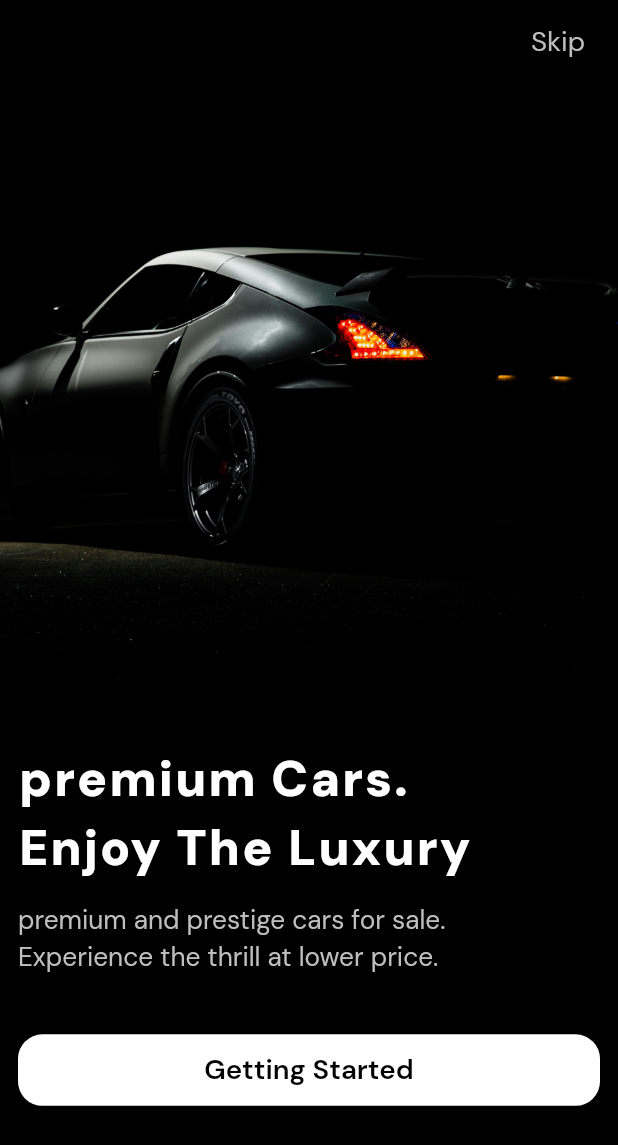
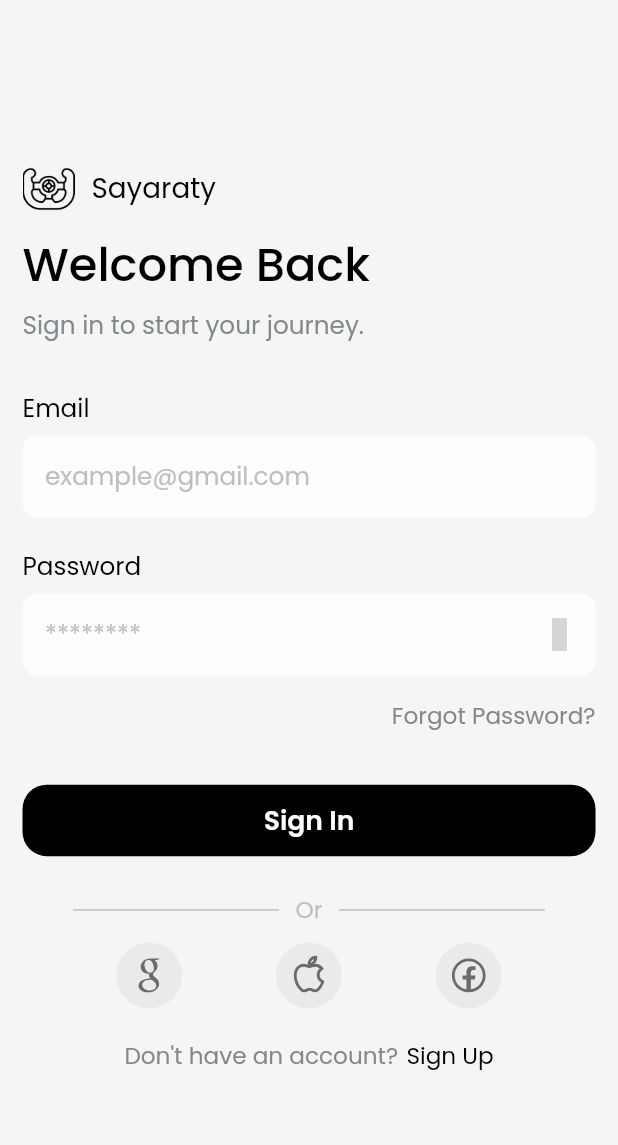
Before and after one commit to abdalrhmanreda/sayaraty, a Flutter app: the screen it shows after launch, after a tap on "Getting Started", on a phone screen of 412 x 824 dp. Shown: the top 1145 px of the screen. Run offline on Flutter 3.47's test engine with Material 3 defaults, Android fonts, the phone set to English and light mode, and no system bars; our stand-ins replace awesome_notifications, bloc, connectivity_plus, dio, firebase_core, flutter_bloc and 11 more; accounts and stored records are empty; generated files the repository leaves out were written again; grey boxes are pictures that could not be loaded.

Commit message:
finish login ui 🎯
- connect app with firebase
- add login screen
- add cubit and states
- add login with google and facebook and apple

```diff
--- a/lib/config/colors/app_colors.dart
+++ b/lib/config/colors/app_colors.dart
@@ -2,9 +2,9 @@ import 'package:flutter/material.dart';
 
 class AppColors {
   static const Color kDarkPrimaryColor = Color(0xff2c3e50);
-  static const Color kScaffoldLightColor = Color(0xfff2fbfb);
+  static const Color kScaffoldLightColor = Color(0xfff5f5f5);
   static const Color klightGreen = Color(0xff00a072);
-  static const Color kPrimaryColor = Color(0xff00494b);
+  static const Color kPrimaryColor = Color(0xff000000);
   static const Color kGoldColor = Color(0xffffae00);
   static const Color kProfileCircleColor = Color(0xff86b494);
   static const Color kWhiteColor = Color(0xffffffff);
@@ -26,7 +26,7 @@ class AppColors {
   static const Color kUnFocusBorderColor = Color(0xffEDEDED);
   static const Color kHintTextColor = Color(0xffC2C2C2);
   static const Color kDarkBlueColor = Color(0xff242424);
-
+  static const Color kFormFeildColor = Color(0xfffdfdfd);
   static const Color kBackgroundHintTextColor = Color(0xfffdfdff);
   static const Color kGrayColor = Color(0xffbebebe);
   static const Color starColor = Color(0xffed0013);
--- a/lib/config/routes/router.dart
+++ b/lib/config/routes/router.dart
@@ -1,5 +1,9 @@
 import 'package:flutter/material.dart';
+import 'package:flutter_bloc/flutter_bloc.dart';
 import 'package:sayaraty/config/routes/routes_path.dart';
+import 'package:sayaraty/core/di/dependancy_injection.dart';
+import 'package:sayaraty/features/login/logic/login_cubit.dart';
+import 'package:sayaraty/features/login/ui/screen/login_screen.dart';
 
 import '../../features/get_started/ui/screens/get_started_screen.dart';
 
@@ -7,10 +11,19 @@ class AppRouter {
   Route? generateRoute(RouteSettings settings) {
     // this argument is used to pass data from one screen to another
     final arguments = settings.arguments;
-   switch(settings.name){
+    switch (settings.name) {
       case RoutePath.getStarted:
         return MaterialPageRoute(
           builder: (_) => const GetStartedScreen(),
+          settings: settings,
+        );
+      case RoutePath.login:
+        return MaterialPageRoute(
+          builder:
+              (_) => BlocProvider(
+                create: (context) => getIt<LoginCubit>(),
+                child: const LoginScreen(),
+              ),
           settings: settings,
         );
     }
--- a/lib/config/themes/themes.dart
+++ b/lib/config/themes/themes.dart
@@ -18,7 +18,7 @@ class Style {
     appBarTheme: AppBarTheme(
       backgroundColor: AppColors.kScaffoldLightColor,
       elevation: 0,
-      titleTextStyle: GoogleFonts.dmSans(
+      titleTextStyle: GoogleFonts.poppins(
         color: AppColors.kPrimaryColor,
         fontSize: 16.sp,
       ),
@@ -30,35 +30,35 @@ class Style {
     textTheme: TextTheme(
       bodyLarge:
           isArabic()
-              ? GoogleFonts.dmSans(color: AppColors.kPrimaryColor)
-              : GoogleFonts.dmSans(color: AppColors.kPrimaryColor),
+              ? GoogleFonts.poppins(color: AppColors.kBlackColor)
+              : GoogleFonts.poppins(color: AppColors.kBlackColor),
       bodyMedium:
           isArabic()
-              ? GoogleFonts.dmSans(color: AppColors.kPrimaryColor)
-              : GoogleFonts.dmSans(color: AppColors.kPrimaryColor),
+              ? GoogleFonts.poppins(color: AppColors.kBlackColor)
+              : GoogleFonts.poppins(color: AppColors.kBlackColor),
       bodySmall:
           isArabic()
-              ? GoogleFonts.dmSans(color: AppColors.kPrimaryColor)
-              : GoogleFonts.dmSans(color: AppColors.kPrimaryColor),
+              ? GoogleFonts.poppins(color: AppColors.kBlackColor)
+              : GoogleFonts.poppins(color: AppColors.kBlackColor),
       titleLarge:
           isArabic()
-              ? GoogleFonts.dmSans(color: AppColors.kPrimaryColor)
-              : GoogleFonts.dmSans(color: AppColors.kPrimaryColor),
+              ? GoogleFonts.poppins(color: AppColors.kBlackColor)
+              : GoogleFonts.poppins(color: AppColors.kBlackColor),
       titleMedium:
           isArabic()
-              ? GoogleFonts.dmSans(color: AppColors.kPrimaryColor)
-              : GoogleFonts.dmSans(color: AppColors.kPrimaryColor),
+              ? GoogleFonts.poppins(color: AppColors.kBlackColor)
+              : GoogleFonts.poppins(color: AppColors.kBlackColor),
       titleSmall:
           isArabic()
-              ? GoogleFonts.dmSans(color: AppColors.kPrimaryColor)
-              : GoogleFonts.dmSans(color: AppColors.kPrimaryColor),
+              ? GoogleFonts.poppins(color: AppColors.kBlackColor)
+              : GoogleFonts.poppins(color: AppColors.kBlackColor),
     ),
     floatingActionButtonTheme: const FloatingActionButtonThemeData(
-      backgroundColor: AppColors.kPrimaryColor,
+      backgroundColor: AppColors.kBlackColor,
     ),
     bottomNavigationBarTheme: const BottomNavigationBarThemeData(
       backgroundColor: AppColors.kWhiteColor,
-      selectedItemColor: AppColors.kPrimaryColor,
+      selectedItemColor: AppColors.kBlackColor,
       unselectedItemColor: Colors.grey,
       type: BottomNavigationBarType.fixed,
     ),
@@ -66,22 +66,22 @@ class Style {
       style: ButtonStyle(
         textStyle: WidgetStateProperty.all(
           isArabic()
-              ? GoogleFonts.dmSans(color: AppColors.kPrimaryColor)
-              : GoogleFonts.dmSans(color: AppColors.kPrimaryColor),
+              ? GoogleFonts.poppins(color: AppColors.kBlackColor)
+              : GoogleFonts.poppins(color: AppColors.kBlackColor),
         ),
       ),
     ),
     datePickerTheme: DatePickerThemeData(
       shape: RoundedRectangleBorder(borderRadius: BorderRadius.circular(15)),
-      headerBackgroundColor: AppColors.kPrimaryColor,
-      todayBackgroundColor: MaterialStateProperty.all(AppColors.kPrimaryColor),
+      headerBackgroundColor: AppColors.kBlackColor,
+      todayBackgroundColor: MaterialStateProperty.all(AppColors.kBlackColor),
     ),
   );
 
   static final ThemeData darkTheme = ThemeData(
     colorScheme: ThemeData().colorScheme.copyWith(
-      primary: AppColors.kPrimaryColor,
-      onPrimary: AppColors.kPrimaryColor,
+      primary: AppColors.kBlackColor,
+      onPrimary: AppColors.kBlackColor,
       onSurface: AppColors.kWhiteColor,
     ),
     useMaterial3: false,
@@ -89,7 +89,7 @@ class Style {
     appBarTheme: AppBarTheme(
       backgroundColor: (AppColors.kDarkPrimaryColor),
       elevation: 0,
-      titleTextStyle: GoogleFonts.dmSans(
+      titleTextStyle: GoogleFonts.poppins(
         color: AppColors.kWhiteColor,
         fontSize: 18.sp,
       ),
@@ -102,28 +102,28 @@ class Style {
     textTheme: TextTheme(
       bodyLarge:
           isArabic()
-              ? GoogleFonts.dmSans(color: AppColors.kWhiteColor)
-              : GoogleFonts.dmSans(color: AppColors.kWhiteColor),
+              ? GoogleFonts.poppins(color: AppColors.kWhiteColor)
+              : GoogleFonts.poppins(color: AppColors.kWhiteColor),
       bodyMedium:
           isArabic()
-              ? GoogleFonts.dmSans(color: AppColors.kWhiteColor)
-              : GoogleFonts.dmSans(color: AppColors.kWhiteColor),
+              ? GoogleFonts.poppins(color: AppColors.kWhiteColor)
+              : GoogleFonts.poppins(color: AppColors.kWhiteColor),
       bodySmall:
           isArabic()
-              ? GoogleFonts.dmSans(color: AppColors.kWhiteColor)
-              : GoogleFonts.dmSans(color: AppColors.kWhiteColor),
+              ? GoogleFonts.poppins(color: AppColors.kWhiteColor)
+              : GoogleFonts.poppins(color: AppColors.kWhiteColor),
       titleLarge:
           isArabic()
-              ? GoogleFonts.dmSans(color: AppColors.kWhiteColor)
-              : GoogleFonts.dmSans(color: AppColors.kWhiteColor),
+              ? GoogleFonts.poppins(color: AppColors.kWhiteColor)
+              : GoogleFonts.poppins(color: AppColors.kWhiteColor),
       titleMedium:
           isArabic()
-              ? GoogleFonts.dmSans(color: AppColors.kWhiteColor)
-              : GoogleFonts.dmSans(color: AppColors.kWhiteColor),
+              ? GoogleFonts.poppins(color: AppColors.kWhiteColor)
+              : GoogleFonts.poppins(color: AppColors.kWhiteColor),
       titleSmall:
           isArabic()
-              ? GoogleFonts.dmSans(color: AppColors.kWhiteColor)
-              : GoogleFonts.dmSans(color: AppColors.kWhiteColor),
+              ? GoogleFonts.poppins(color: AppColors.kWhiteColor)
+              : GoogleFonts.poppins(color: AppColors.kWhiteColor),
     ),
     floatingActionButtonTheme: const FloatingActionButtonThemeData(
       backgroundColor: AppColors.kPrimaryColor,
@@ -138,7 +138,7 @@ class Style {
     textButtonTheme: TextButtonThemeData(
       style: ButtonStyle(
         textStyle: WidgetStateProperty.all(
-          GoogleFonts.dmSans(color: AppColors.kWhiteColor),
+          GoogleFonts.poppins(color: AppColors.kWhiteColor),
         ),
       ),
     ),
--- a/lib/core/di/dependancy_injection.dart
+++ b/lib/core/di/dependancy_injection.dart
@@ -1,11 +1,10 @@
 import 'dart:async';
 
-import 'package:dio/dio.dart';
 import 'package:get_it/get_it.dart';
-
+import 'package:sayaraty/features/login/logic/login_cubit.dart';
 
 final getIt = GetIt.instance;
 
 Future<void> setupGetIt() async {
-
+  getIt.registerFactory<LoginCubit>(() => LoginCubit());
 }
--- a/lib/features/get_started/ui/screens/get_started_screen.dart
+++ b/lib/features/get_started/ui/screens/get_started_screen.dart
@@ -55,8 +55,10 @@ class _GetStartedScreenState extends State<GetStartedScreen> {
           Padding(
             padding: const EdgeInsets.all(8.0),
             child: TextButton(
-              onPressed: () {
-                SharedPrefService().setBool('isFirstTime', true).then((value) {
+              onPressed: () async {
+                await SharedPrefService().setBool('isFirstTime', true).then((
+                  value,
+                ) {
                   context.navigateAndFinishNyNamed(context, RoutePath.login);
                 });
               },
@@ -129,15 +131,15 @@ class _GetStartedScreenState extends State<GetStartedScreen> {
                   duration: const Duration(milliseconds: 900),
                   curve: Curves.easeIn,
                   child: CustomButton(
-                    onPressed: () {
-                      SharedPrefService().setBool('isFirstTime', true).then((
-                        value,
-                      ) {
-                        context.navigateAndFinishNyNamed(
-                          context,
-                          RoutePath.login,
-                        );
-                      });
+                    onPressed: () async {
+                      await SharedPrefService()
+                          .setBool('isFirstTime', true)
+                          .then((value) {
+                            context.navigateAndFinishNyNamed(
+                              context,
+                              RoutePath.login,
+                            );
+                          });
                     },
                     text: AppLocalizations.of(context)!.gettingStarted,
                     color: AppColors.kWhiteColor,
--- /dev/null
+++ b/lib/features/login/logic/login_cubit.dart
@@ -0,0 +1,22 @@
+import 'package:bloc/bloc.dart';
+import 'package:flutter/cupertino.dart';
+import 'package:icons_plus/icons_plus.dart';
+
+import 'login_states.dart';
+
+// Define the states
+
+class LoginCubit extends Cubit<LoginStates> {
+  LoginCubit() : super(LoginInitialState());
+  var formKey = GlobalKey<FormState>();
+  final emailController = TextEditingController();
+  final passwordController = TextEditingController();
+  bool isPassword = true;
+  IconData suffix = Iconsax.eye_outline;
+
+  void changePasswordVisibility() {
+    isPassword = !isPassword;
+    suffix = isPassword ? Iconsax.eye_outline : Iconsax.eye_slash_outline;
+    emit(LoginChangePasswordVisibilityState());
+  }
+}
--- /dev/null
+++ b/lib/features/login/logic/login_states.dart
@@ -0,0 +1,15 @@
+abstract class LoginStates {}
+
+class LoginInitialState extends LoginStates {}
+
+class LoginLoadingState extends LoginStates {}
+
+class LoginSuccessState extends LoginStates {}
+
+class LoginFailureState extends LoginStates {
+  final String error;
+
+  LoginFailureState(this.error);
+}
+
+class LoginChangePasswordVisibilityState extends LoginStates {}
--- /dev/null
+++ b/lib/features/login/ui/screen/login_screen.dart
@@ -0,0 +1,83 @@
+import 'package:flutter/material.dart';
+import 'package:flutter_bloc/flutter_bloc.dart';
+import 'package:flutter_gen/gen_l10n/app_localizations.dart';
+import 'package:sayaraty/config/colors/app_colors.dart';
+import 'package:sayaraty/config/themes/font_weight.dart';
+import 'package:sayaraty/core/components/custom_button.dart';
+import 'package:sayaraty/core/helpers/spacing.dart';
+import 'package:sayaraty/core/methods/get_responsive_text/responsive_text.dart';
+import 'package:sayaraty/features/login/logic/login_cubit.dart';
+import 'package:sayaraty/features/login/logic/login_states.dart';
+
+import '../widgets/app_name_and_logo.dart';
+import '../widgets/do_not_have_account.dart';
+import '../widgets/user_inputs.dart';
+
+class LoginScreen extends StatelessWidget {
+  const LoginScreen({super.key});
+
+  @override
+  Widget build(BuildContext context) {
+    return BlocConsumer<LoginCubit, LoginStates>(
+      builder:
+          (context, state) => Scaffold(
+            body: Padding(
+              padding: const EdgeInsets.all(15.0),
+              child: Column(
+                mainAxisAlignment: MainAxisAlignment.center,
+                crossAxisAlignment: CrossAxisAlignment.start,
+                children: [
+                  AppNameAndLogo(),
+                  Spacing.verticalSpace(10),
+                  Text(
+                    AppLocalizations.of(context)!.welcomeBack,
+                    style: Theme.of(context).textTheme.bodyMedium!.copyWith(
+                      fontSize: getResponsiveFontSize(context, fontSize: 30),
+                      fontWeight: FontWeightHelper.medium,
+                    ),
+                  ),
+                  Spacing.verticalSpace(5),
+                  Text(
+                    AppLocalizations.of(context)!.welcomeBackDescription,
+                    style: Theme.of(context).textTheme.bodyMedium!.copyWith(
+                      fontSize: getResponsiveFontSize(context, fontSize: 16),
+                      fontWeight: FontWeightHelper.regular,
+                      color: AppColors.kGreyColor,
+                    ),
+                  ),
+                  Spacing.verticalSpace(30),
+                  UserInput(),
+                  Spacing.verticalSpace(15),
+                  Align(
+                    alignment: Alignment.centerRight,
+                    child: GestureDetector(
+                      onTap: () {},
+                      child: Text(
+                        AppLocalizations.of(context)!.forgotPassword,
+                        style: Theme.of(context).textTheme.bodyMedium!.copyWith(
+                          fontSize: getResponsiveFontSize(
+                            context,
+                            fontSize: 15,
+                          ),
+                          fontWeight: FontWeightHelper.regular,
+                          color: AppColors.kGreyColor,
+                        ),
+                      ),
+                    ),
+                  ),
+                  Spacing.verticalSpace(20),
+                  CustomButton(
+                    onPressed: () {},
+                    text: AppLocalizations.of(context)!.signIn,
+                  ),
+                  Spacing.verticalSpace(10),
+
+                  DoNotHaveAccount(),
+                ],
+              ),
+            ),
+          ),
+      listener: (context, state) {},
+    );
+  }
+}
--- /dev/null
+++ b/lib/features/login/ui/widgets/app_name_and_logo.dart
@@ -0,0 +1,25 @@
+import 'package:flutter/material.dart';
+import 'package:flutter_gen/gen_l10n/app_localizations.dart';
+import 'package:sayaraty/core/helpers/spacing.dart';
+import 'package:sayaraty/core/methods/get_responsive_text/responsive_text.dart';
+import 'package:sayaraty/generated/assets.dart';
+
+class AppNameAndLogo extends StatelessWidget {
+  const AppNameAndLogo({super.key});
+
+  @override
+  Widget build(BuildContext context) {
+    return Row(
+      children: [
+        Image.asset(Assets.imagesWheel, width: 35, height: 35),
+        Spacing.horizontalSpace(10),
+        Text(
+          AppLocalizations.of(context)!.appName,
+          style: Theme.of(context).textTheme.bodyMedium!.copyWith(
+            fontSize: getResponsiveFontSize(context, fontSize: 18),
+          ),
+        ),
+      ],
+    );
+  }
+}
--- /dev/null
+++ b/lib/features/login/ui/widgets/do_not_have_account.dart
@@ -0,0 +1,96 @@
+import 'package:flutter/material.dart';
+import 'package:flutter_gen/gen_l10n/app_localizations.dart';
+import 'package:icons_plus/icons_plus.dart';
+import 'package:sayaraty/config/colors/app_colors.dart';
+import 'package:sayaraty/config/themes/font_weight.dart';
+import 'package:sayaraty/core/helpers/spacing.dart';
+import 'package:sayaraty/core/methods/get_responsive_text/responsive_text.dart';
+
+class DoNotHaveAccount extends StatelessWidget {
+  const DoNotHaveAccount({super.key});
+
+  @override
+  Widget build(BuildContext context) {
+    return Column(
+      children: [
+        Row(
+          mainAxisAlignment: MainAxisAlignment.center,
+          children: [
+            Container(
+              height: 1,
+              width: MediaQuery.of(context).size.width / 3,
+              color: AppColors.kGrayColor,
+            ),
+            Spacing.horizontalSpace(10),
+            Text(
+              AppLocalizations.of(context)!.or,
+              style: Theme.of(context).textTheme.bodyMedium!.copyWith(
+                fontSize: getResponsiveFontSize(context, fontSize: 15),
+                fontWeight: FontWeightHelper.regular,
+                color: AppColors.kGrayColor,
+              ),
+            ),
+            Spacing.horizontalSpace(10),
+            Container(
+              height: 1,
+              width: MediaQuery.of(context).size.width / 3,
+              color: AppColors.kGrayColor,
+            ),
+          ],
+        ),
+        Spacing.verticalSpace(10),
+        Row(
+          mainAxisAlignment: MainAxisAlignment.spaceEvenly,
+          crossAxisAlignment: CrossAxisAlignment.center,
+          children: [
+            CircleAvatar(
+              radius: 22,
+              backgroundColor: AppColors.kGrayColor.withOpacity(.2),
+              child: Icon(LineAwesome.google, size: 30, color: Colors.black54),
+            ),
+            CircleAvatar(
+              radius: 22,
+              backgroundColor: AppColors.kGrayColor.withOpacity(.2),
+              child: Icon(LineAwesome.apple, size: 30, color: Colors.black54),
+            ),
+            CircleAvatar(
+              radius: 22,
+              backgroundColor: AppColors.kGrayColor.withOpacity(.2),
+              child: Icon(
+                LineAwesome.facebook,
+                size: 30,
+                color: Colors.black54,
+              ),
+            ),
+          ],
+        ),
+        Spacing.verticalSpace(20),
+        Row(
+          mainAxisAlignment: MainAxisAlignment.center,
+          children: [
+            Text(
+              AppLocalizations.of(context)!.dontHaveAnAccount,
+              style: Theme.of(context).textTheme.bodyMedium!.copyWith(
+                fontSize: getResponsiveFontSize(context, fontSize: 15),
+                fontWeight: FontWeightHelper.regular,
+                color: AppColors.kGreyColor,
+              ),
+            ),
+            Spacing.horizontalSpace(5),
+            GestureDetector(
+              onTap: () {},
+              child: Text(
+                AppLocalizations.of(context)!.signUp,
+                style: Theme.of(context).textTheme.bodyMedium!.copyWith(
+                  fontSize: getResponsiveFontSize(context, fontSize: 15),
+                  fontWeight: FontWeightHelper.regular,
+                  color: AppColors.kPrimaryColor,
+                ),
+              ),
+            ),
+          ],
+        ),
+      ],
+    );
+  }
+}
--- /dev/null
+++ b/lib/features/login/ui/widgets/user_input_feild.dart
@@ -0,0 +1,66 @@
+import 'package:flutter/material.dart';
+import 'package:sayaraty/config/colors/app_colors.dart';
+import 'package:sayaraty/config/themes/font_weight.dart';
+import 'package:sayaraty/core/helpers/spacing.dart';
+import 'package:sayaraty/core/methods/get_responsive_text/responsive_text.dart';
+
+class UserInputFeild extends StatelessWidget {
+  const UserInputFeild({
+    super.key,
+    required this.controller,
+    required this.hintText,
+    required this.titleText,
+    this.isPassword,
+    this.icon,
+    this.onTap,
+  });
+
+  final TextEditingController controller;
+  final String hintText;
+  final String titleText;
+  final bool? isPassword;
+  final IconData? icon;
+  final VoidCallback? onTap;
+
+  @override
+  Widget build(BuildContext context) {
+    return Column(
+      crossAxisAlignment: CrossAxisAlignment.start,
+      children: [
+        Text(
+          titleText,
+          style: Theme.of(context).textTheme.bodyMedium!.copyWith(
+            fontSize: getResponsiveFontSize(context, fontSize: 16),
+            fontWeight: FontWeightHelper.regular,
+          ),
+        ),
+        Spacing.verticalSpace(5),
+        Container(
+          padding: EdgeInsets.only(left: 15, top: 3, bottom: 3),
+          decoration: BoxDecoration(
+            color: AppColors.kFormFeildColor,
+            borderRadius: BorderRadius.circular(10),
+          ),
+          child: TextFormField(
+            obscureText: isPassword!,
+            controller: controller,
+            decoration: InputDecoration(
+              border: InputBorder.none,
+              hintText: hintText,
+              suffixIcon: IconButton(
+                onPressed: onTap,
+                icon: Icon(icon, size: 22, color: AppColors.kGrayColor),
+              ),
+
+              hintStyle: Theme.of(context).textTheme.bodyMedium!.copyWith(
+                fontSize: getResponsiveFontSize(context, fontSize: 16),
+                fontWeight: FontWeightHelper.regular,
+                color: AppColors.kGrayColor,
+              ),
+            ),
+          ),
+        ),
+      ],
+    );
+  }
+}
--- /dev/null
+++ b/lib/features/login/ui/widgets/user_inputs.dart
@@ -0,0 +1,38 @@
+import 'package:flutter/material.dart';
+import 'package:flutter_bloc/flutter_bloc.dart';
+import 'package:flutter_gen/gen_l10n/app_localizations.dart';
+import 'package:sayaraty/core/helpers/spacing.dart';
+import 'package:sayaraty/features/login/logic/login_cubit.dart';
+
+import '../widgets/user_input_feild.dart';
+
+class UserInput extends StatelessWidget {
+  const UserInput({super.key});
+
+  @override
+  Widget build(BuildContext context) {
+    return Form(
+      child: Column(
+        children: [
+          UserInputFeild(
+            isPassword: false,
+            controller: context.read<LoginCubit>().emailController,
+            hintText: 'example@gmail.com',
+            titleText: AppLocalizations.of(context)!.email,
+          ),
+          Spacing.verticalSpace(20),
+          UserInputFeild(
+            isPassword: true,
+            controller: context.read<LoginCubit>().passwordController,
+            hintText: '********',
+            titleText: AppLocalizations.of(context)!.password,
+            icon: context.read<LoginCubit>().suffix,
+            onTap: () {
+              context.read<LoginCubit>().changePasswordVisibility();
+            },
+          ),
+        ],
+      ),
+    );
+  }
+}
--- a/lib/l10n/app_en.arb
+++ b/lib/l10n/app_en.arb
@@ -1,7 +1,17 @@
 {
-  "appName": "muslim",
+  "appName": "Sayaraty",
   "gettingStarted": "Getting Started",
-  "gettingStartedDescription":"premium and prestige cars for sale.\nExperience the thrill at lower price." ,
-  "getStartedTitle":"premium Cars.\nEnjoy The Luxury",
-  "skip":"Skip"
+  "gettingStartedDescription": "premium and prestige cars for sale.\nExperience the thrill at lower price.",
+  "getStartedTitle": "premium Cars.\nEnjoy The Luxury",
+  "skip": "Skip",
+  "welcomeBack": "Welcome Back",
+  "welcomeBackDescription": "Sign in to start your journey.",
+  "signIn": "Sign In",
+  "email": "Email",
+  "password": "Password",
+  "forgotPassword": "Forgot Password?",
+  "dontHaveAnAccount": "Don't have an account?",
+  "signUp": "Sign Up" ,
+  "or": "Or"
+
 }
--- a/lib/main.dart
+++ b/lib/main.dart
@@ -1,12 +1,24 @@
+import 'package:bloc/bloc.dart';
+import 'package:firebase_core/firebase_core.dart';
 import 'package:flutter/cupertino.dart';
 import 'package:sayaraty/config/routes/router.dart';
 import 'package:sayaraty/config/routes/routes_path.dart';
 import 'package:sayaraty/core/cache/shared_pref.dart';
+import 'package:sayaraty/core/di/dependancy_injection.dart';
+import 'package:sayaraty/core/observer/bloc_observer.dart';
+import 'package:sayaraty/firebase_options.dart';
 import 'package:sayaraty/sayaraty_app.dart';
 
-void main ()async{
-  WidgetsFlutterBinding.ensureInitialized() ;
-  SharedPrefService().init() ;
-  String initRoute = SharedPrefService().getString('isFirstTime') != null?'getStarted' : RoutePath.getStarted ;
-  runApp(SayaratyApp(initRoute: initRoute, appRouter: AppRouter(),));
+void main() async {
+  WidgetsFlutterBinding.ensureInitialized();
+  await Firebase.initializeApp(options: DefaultFirebaseOptions.currentPlatform);
+  await SharedPrefService().init();
+  Bloc.observer = MyBlocObserver();
+
+  await setupGetIt();
+  String initRoute =
+      SharedPrefService().getBool('isFirstTime') != null
+          ? RoutePath.login
+          : RoutePath.getStarted;
+  runApp(SayaratyApp(initRoute: initRoute, appRouter: AppRouter()));
 }
--- a/pubspec.yaml
+++ b/pubspec.yaml
@@ -126,6 +126,10 @@ dependencies:
   # awesome notification
   #  flutter_local_notifications: ^19.0.0
   awesome_notifications: ^0.10.1
+  # firebase
+  firebase_core: ^3.13.0
+  firebase_auth: ^5.5.3
+  cloud_firestore: ^5.6.7
 dependency_overrides:
   intl: ^0.20.0
 
```
Also changed, not shown: assets/images/wheel.png (added), firebase.json (added), lib/firebase_options.dart (added), lib/generated/assets.dart, pubspec.lock, 6 other files. Lines whose indentation alone changed are shown as unchanged.
